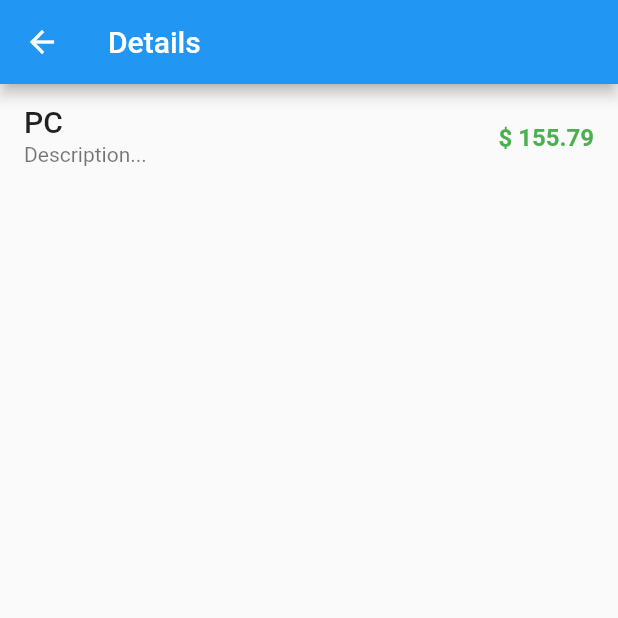
After one commit to alex-melnyk/flutter_bloc_sync_refresh, a Flutter app: the screen it shows after launch, after a tap on "PC", on a phone screen of 412 x 824 dp, the top half of it. The commit adds this screen. Run offline on Flutter 3.47's test engine with Material 2 defaults, Android fonts, the phone set to English and light mode, and no system bars; our stand-ins replace flutter_bloc.

Commit message:
Example fixed.

```diff
--- a/lib/entity/bloc/items_state.dart
+++ b/lib/entity/bloc/items_state.dart
@@ -1,15 +1,17 @@
 import 'package:flutter_bloc_sync_refresh/entity/models/item.dart';
 
-class ItemsState {}
+abstract class ItemsState {
+  const ItemsState({this.items = const []});
+
+  final List<Item> items;
+}
 
 class ItemsStateUninitialized extends ItemsState {}
 
 class ItemsStateLoading extends ItemsState {}
 
 class ItemsStateLoaded extends ItemsState {
-  ItemsStateLoaded(this.items);
-
-  final List<Item> items;
+  const ItemsStateLoaded(List<Item> items) : super(items: items);
 }
 
 class ItemsStateRefreshing extends ItemsState {}
--- /dev/null
+++ b/lib/screens/home.dart
@@ -0,0 +1,86 @@
+import 'package:flutter/material.dart';
+import 'package:flutter_bloc/flutter_bloc.dart';
+import 'package:flutter_bloc_sync_refresh/entity/bloc/bloc.dart';
+import 'package:flutter_bloc_sync_refresh/screens/screens.dart';
+
+class Home extends StatelessWidget {
+  @override
+  Widget build(BuildContext context) {
+    return BlocProvider(
+      create: (_) => ItemsBloc()..add(ItemsEventLoadItems()),
+      child: _Home(),
+    );
+  }
+}
+
+class _Home extends StatefulWidget {
+  @override
+  _HomeState createState() => _HomeState();
+}
+
+class _HomeState extends State<_Home> {
+  @override
+  Widget build(BuildContext context) {
+    return Scaffold(
+      appBar: AppBar(
+        title: Text('Flutter BLoC/Refresh Demo'),
+      ),
+      body: RefreshIndicator(
+        onRefresh: () {
+          // ignore: close_sinks
+          final itemsBloc = BlocProvider.of<ItemsBloc>(context)..add(ItemsEventRefresh());
+
+          return itemsBloc.firstWhere((e) => e is! ItemsEventRefresh);
+        },
+        child: _buildItemsList(),
+      ),
+    );
+  }
+
+  Widget _buildItemsList() {
+    final theme = Theme.of(context);
+
+    return BlocBuilder<ItemsBloc, ItemsState>(
+      builder: (context, state) {
+        if (state is ItemsStateLoaded) {
+          final items = state.items;
+
+          return ListView.separated(
+            physics: AlwaysScrollableScrollPhysics(),
+            itemBuilder: (context, index) {
+              final item = items[index];
+
+              return ListTile(
+                onTap: () => _handleItemPressed(index),
+                title: Text(
+                  item.name,
+                  style: theme.textTheme.headline6.copyWith(
+                    color: Colors.black87,
+                  ),
+                ),
+                subtitle: Text('Description...'),
+                trailing: Text(
+                  '\$ ${item.price.toStringAsFixed(2)}',
+                  style: theme.textTheme.subtitle1.copyWith(
+                    fontWeight: FontWeight.w600,
+                    color: Colors.green,
+                  ),
+                ),
+              );
+            },
+            separatorBuilder: (context, index) => Divider(),
+            itemCount: items.length,
+          );
+        }
+
+        return Center(
+          child: CircularProgressIndicator(),
+        );
+      },
+    );
+  }
+
+  void _handleItemPressed(int index) {
+    Navigator.of(context).push(ItemDetailsScreen.route(context, index));
+  }
+}
--- /dev/null
+++ b/lib/screens/item_details.dart
@@ -0,0 +1,77 @@
+import 'package:flutter/material.dart';
+import 'package:flutter_bloc/flutter_bloc.dart';
+import 'package:flutter_bloc_sync_refresh/entity/bloc/bloc.dart';
+
+class ItemDetailsScreen extends StatelessWidget {
+  const ItemDetailsScreen({
+    Key key,
+    @required this.blocContext,
+    @required this.id,
+  }) : super(key: key);
+
+  final BuildContext blocContext;
+  final int id;
+
+  static MaterialPageRoute<void> route(BuildContext context, int id) => MaterialPageRoute(
+        builder: (_) => ItemDetailsScreen(blocContext: context, id: id),
+      );
+
+  @override
+  Widget build(BuildContext context) {
+    return BlocProvider<ItemsBloc>(
+      create: (_) => BlocProvider.of<ItemsBloc>(blocContext),
+      child: _ItemDetailsScreen(id: id),
+    );
+  }
+}
+
+class _ItemDetailsScreen extends StatefulWidget {
+  const _ItemDetailsScreen({
+    Key key,
+    @required this.id,
+  }) : super(key: key);
+
+  final int id;
+
+  @override
+  _ItemDetailsScreenState createState() => _ItemDetailsScreenState();
+}
+
+class _ItemDetailsScreenState extends State<_ItemDetailsScreen> {
+  @override
+  Widget build(BuildContext context) {
+    final theme = Theme.of(context);
+
+    return BlocBuilder<ItemsBloc, ItemsState>(
+      builder: (context, state) {
+        final item = state.items[widget.id];
+
+        return Scaffold(
+          appBar: AppBar(
+            title: Text('Details'),
+          ),
+          body: Column(
+            children: [
+              ListTile(
+                title: Text(
+                  item.name,
+                  style: theme.textTheme.headline6.copyWith(
+                    color: Colors.black87,
+                  ),
+                ),
+                subtitle: Text('Description...'),
+                trailing: Text(
+                  '\$ ${item.price.toStringAsFixed(2)}',
+                  style: theme.textTheme.subtitle1.copyWith(
+                    fontWeight: FontWeight.w600,
+                    color: Colors.green,
+                  ),
+                ),
+              )
+            ],
+          ),
+        );
+      },
+    );
+  }
+}
--- /dev/null
+++ b/lib/screens/screens.dart
@@ -0,0 +1,2 @@
+export 'home.dart';
+export 'item_details.dart';
```
Also changed, not shown: lib/main.dart (+8 -90 lines), 1 other file.
